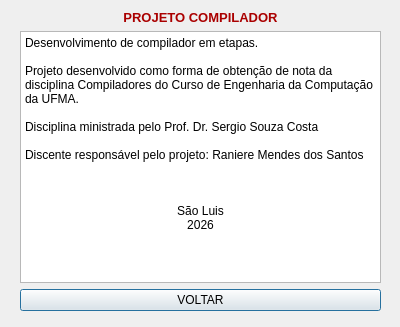
Qt form src/dialogsobre.ui (slovich/JackCompiler) before a commit.
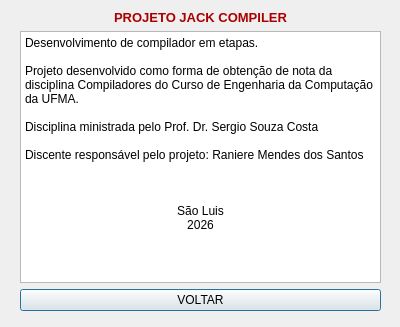
The same form after that commit.

Commit message: chore: padroniza o nome do projeto nas interfaces gráficas

```diff
--- a/src/dialogsobre.ui
+++ b/src/dialogsobre.ui
@@ -22,7 +22,7 @@
   <property name="modal">
    <bool>true</bool>
   </property>
-  <widget class="QWidget" name="">
+  <widget class="QWidget" name="layoutWidget">
    <property name="geometry">
     <rect>
      <x>20</x>
@@ -35,7 +35,7 @@
     <item>
      <widget class="QLabel" name="label">
       <property name="text">
-       <string>&lt;html&gt;&lt;head/&gt;&lt;body&gt;&lt;p align=&quot;center&quot;&gt;&lt;span style=&quot; font-size:10pt; font-weight:700; color:#aa0000;&quot;&gt;PROJETO COMPILADOR&lt;/span&gt;&lt;/p&gt;&lt;/body&gt;&lt;/html&gt;</string>
+       <string>&lt;html&gt;&lt;head/&gt;&lt;body&gt;&lt;p align=&quot;center&quot;&gt;&lt;span style=&quot; font-size:10pt; font-weight:700; color:#aa0000;&quot;&gt;PROJETO JACK COMPILER&lt;/span&gt;&lt;/p&gt;&lt;/body&gt;&lt;/html&gt;</string>
       </property>
      </widget>
     </item>
```
The commit also changes 1 other file.
